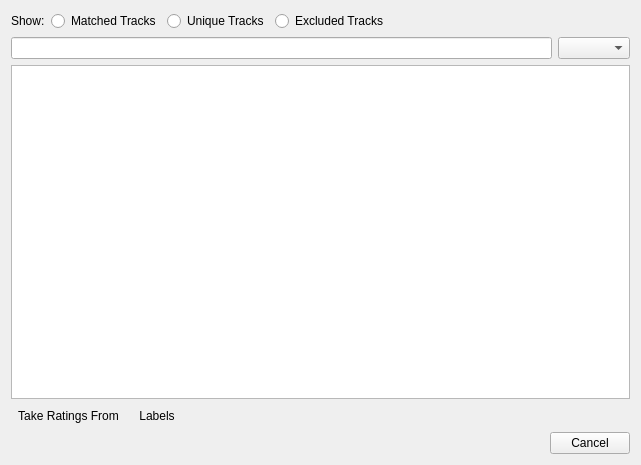
Old version of the form src/statsyncing/ui/MatchedTracksPage.ui in the repository KDE/amarok.
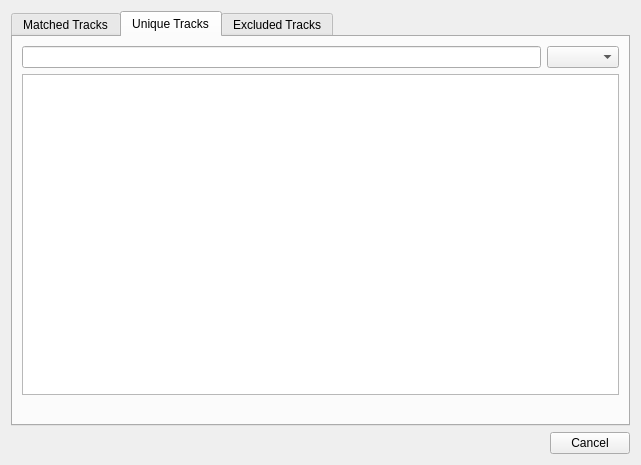
New version of the form. The open tabs and pages were chosen to show the change. Custom widgets are drawn as their Qt base class.

Commit message:
StatSyncing: MatchedTracksPage: fix UI according to Usability review
Now it is much saner, thanks to the KDE Usability team.

What changed in the file:
```diff
--- a/src/statsyncing/ui/MatchedTracksPage.ui
+++ b/src/statsyncing/ui/MatchedTracksPage.ui
@@ -12,60 +12,19 @@
   </property>
   <layout class="QVBoxLayout" name="verticalLayout">
    <item>
-    <layout class="QHBoxLayout" name="showLayout">
-     <item>
-      <widget class="QLabel" name="showLabel">
-       <property name="text">
-        <string>Show:</string>
-       </property>
-      </widget>
-     </item>
-     <item>
-      <widget class="QRadioButton" name="matchedRadio">
-       <property name="text">
+    <widget class="QTabWidget" name="tabWidget">
+     <property name="currentIndex">
+      <number>0</number>
+     </property>
+     <widget class="QWidget" name="matchedTab">
+      <attribute name="title">
         <string>Matched Tracks</string>
-       </property>
-      </widget>
-     </item>
+      </attribute>
+      <layout class="QVBoxLayout" name="verticalLayout_2">
      <item>
-      <widget class="QRadioButton" name="uniqueRadio">
-       <property name="toolTip">
-        <string>Tracks that are unique to their sources</string>
-       </property>
-       <property name="text">
-        <string>Unique Tracks</string>
-       </property>
-      </widget>
-     </item>
+        <layout class="QHBoxLayout" name="matchedFilterLayout">
      <item>
-      <widget class="QRadioButton" name="excludedRadio">
-       <property name="toolTip">
-        <string>Tracks that have been excluded from synchronization due to ambiguity</string>
-       </property>
-       <property name="text">
-        <string>Excluded Tracks</string>
-       </property>
-      </widget>
-     </item>
-     <item>
-      <spacer name="showSpacer">
-       <property name="orientation">
-        <enum>Qt::Horizontal</enum>
-       </property>
-       <property name="sizeHint" stdset="0">
-        <size>
-         <width>0</width>
-         <height>0</height>
-        </size>
-       </property>
-      </spacer>
-     </item>
-    </layout>
-   </item>
-   <item>
-    <layout class="QHBoxLayout" name="filterLayout">
-     <item>
-      <widget class="KLineEdit" name="filterLine">
+          <widget class="KLineEdit" name="matchedFilterLine">
        <property name="clickMessage">
         <string>Filter Tracks...</string>
        </property>
@@ -75,16 +34,12 @@
       </widget>
      </item>
      <item>
-      <widget class="QComboBox" name="filterCombo">
-       <property name="sizeAdjustPolicy">
-        <enum>QComboBox::AdjustToContents</enum>
-       </property>
-      </widget>
+          <widget class="QComboBox" name="matchedFilterCombo"/>
      </item>
     </layout>
    </item>
    <item>
-    <widget class="QTreeView" name="treeView">
+        <widget class="QTreeView" name="matchedTreeView">
      <property name="alternatingRowColors">
       <bool>true</bool>
      </property>
@@ -103,7 +58,7 @@
     </widget>
    </item>
    <item>
-    <layout class="QHBoxLayout" name="statusLayout">
+        <layout class="QHBoxLayout" name="matchedStatusLayout">
      <item>
       <widget class="QToolButton" name="takeRatingsButton">
        <property name="toolTip">
@@ -150,6 +105,114 @@
       </widget>
      </item>
     </layout>
+       </item>
+      </layout>
+      <zorder>matchedFilterLine</zorder>
+      <zorder></zorder>
+      <zorder>matchedTreeView</zorder>
+      <zorder></zorder>
+     </widget>
+     <widget class="QWidget" name="uniqueTab">
+      <attribute name="title">
+       <string>Unique Tracks</string>
+      </attribute>
+      <layout class="QVBoxLayout" name="verticalLayout_3">
+       <item>
+        <layout class="QHBoxLayout" name="uniqueFilterLayout">
+         <item>
+          <widget class="KLineEdit" name="uniqueFilterLine">
+           <property name="clickMessage">
+            <string>Filter Tracks...</string>
+           </property>
+           <property name="showClearButton" stdset="0">
+            <bool>true</bool>
+           </property>
+          </widget>
+         </item>
+         <item>
+          <widget class="QComboBox" name="uniqueFilterCombo"/>
+         </item>
+        </layout>
+       </item>
+       <item>
+        <widget class="QTreeView" name="uniqueTreeView">
+         <property name="alternatingRowColors">
+          <bool>true</bool>
+         </property>
+         <property name="uniformRowHeights">
+          <bool>true</bool>
+         </property>
+         <property name="sortingEnabled">
+          <bool>true</bool>
+         </property>
+         <property name="animated">
+          <bool>true</bool>
+         </property>
+         <property name="allColumnsShowFocus">
+          <bool>true</bool>
+         </property>
+        </widget>
+       </item>
+       <item>
+        <widget class="QLabel" name="uniqueStatusBar">
+         <property name="alignment">
+          <set>Qt::AlignRight|Qt::AlignTop|Qt::AlignTrailing</set>
+         </property>
+        </widget>
+       </item>
+      </layout>
+     </widget>
+     <widget class="QWidget" name="excludedTab">
+      <attribute name="title">
+       <string>Excluded Tracks</string>
+      </attribute>
+      <layout class="QVBoxLayout" name="verticalLayout_4">
+       <item>
+        <layout class="QHBoxLayout" name="excludedFilterLayout">
+         <item>
+          <widget class="KLineEdit" name="excludedFilterLine">
+           <property name="clickMessage">
+            <string>Filter Tracks...</string>
+           </property>
+           <property name="showClearButton" stdset="0">
+            <bool>true</bool>
+           </property>
+          </widget>
+         </item>
+         <item>
+          <widget class="QComboBox" name="excludedFilterCombo"/>
+         </item>
+        </layout>
+       </item>
+       <item>
+        <widget class="QTreeView" name="excludedTreeView">
+         <property name="alternatingRowColors">
+          <bool>true</bool>
+         </property>
+         <property name="uniformRowHeights">
+          <bool>true</bool>
+         </property>
+         <property name="sortingEnabled">
+          <bool>true</bool>
+         </property>
+         <property name="animated">
+          <bool>true</bool>
+         </property>
+         <property name="allColumnsShowFocus">
+          <bool>true</bool>
+         </property>
+        </widget>
+       </item>
+       <item>
+        <widget class="QLabel" name="excludedStatusBar">
+         <property name="alignment">
+          <set>Qt::AlignRight|Qt::AlignTop|Qt::AlignTrailing</set>
+         </property>
+        </widget>
+       </item>
+      </layout>
+     </widget>
+    </widget>
    </item>
    <item>
     <widget class="KDialogButtonBox" name="buttonBox">
```
Left out of the diff: 6 changed lines with no effect on the pictures. Lines whose indentation alone changed are shown as unchanged. The commit also changes 2 other files.
